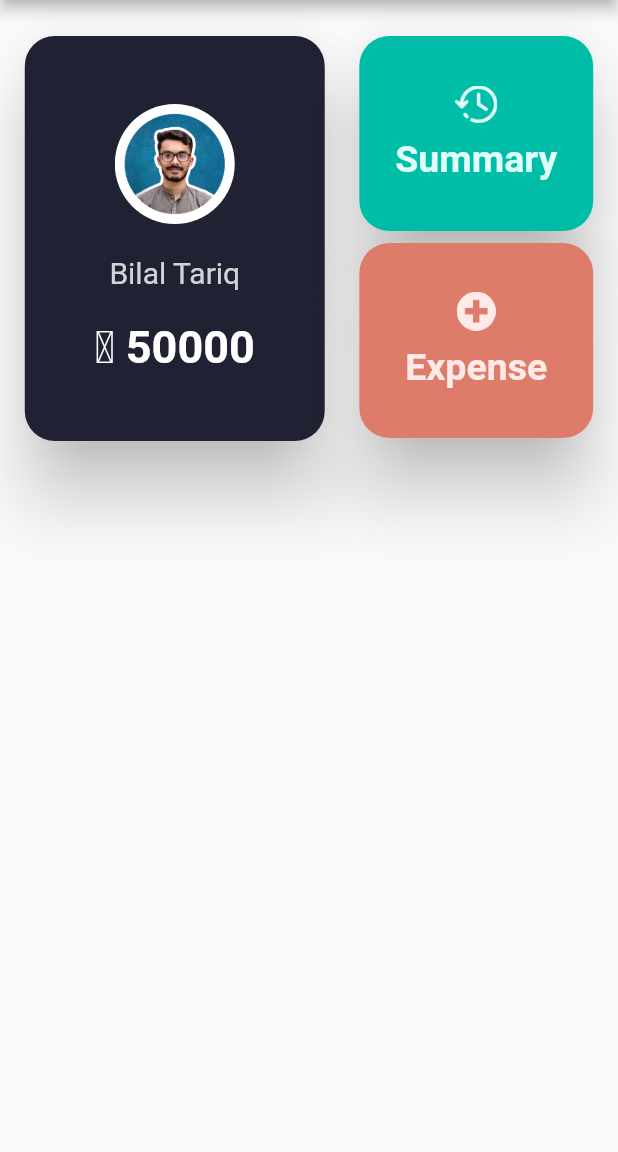
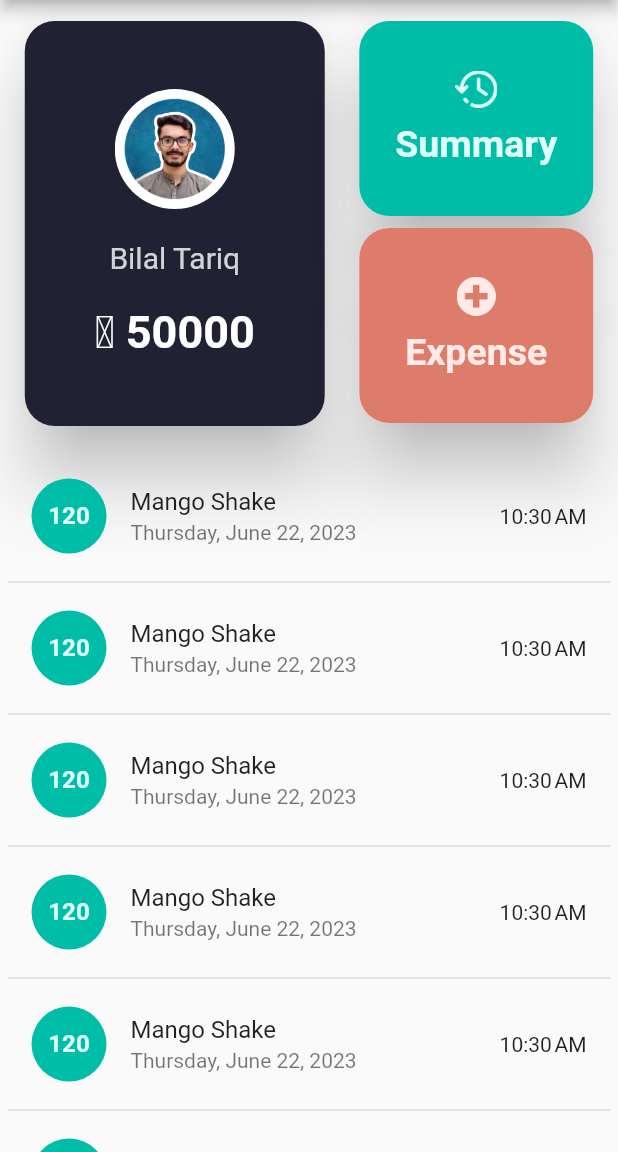
Before and after one commit to bilaltariq360/Monthly_Expenses, a Flutter app: the screen it shows after launch, on a phone screen of 412 x 824 dp, the part 84-1236 px from its top. Run offline on Flutter 3.47's test engine with Material 2 defaults, Android fonts, the phone set to English and light mode, and no system bars; Roboto replaces fonts that are missing (Poppins).

Commit message:
Expense list added

```diff
--- a/monthly_expenses/lib/main.dart
+++ b/monthly_expenses/lib/main.dart
@@ -1,9 +1,9 @@
 import 'package:flutter/material.dart';
-import 'package:flutter/services.dart';
 import './main_card.dart';
 import './income_summary_card.dart';
 import './add_new_expense.dart';
 import './expense.dart';
+import './transaction_list.dart';
 import './expense_inputs.dart';
 
 void main() {
@@ -11,7 +11,14 @@ void main() {
 }
 
 class MyApp extends StatelessWidget {
-  List<Expense> expenseList = [];
+  List<Expense> expenseList = [
+    Expense(
+      expId: '1',
+      expItem: 'Mango Shake',
+      expAmount: 120,
+      expDate: DateTime.now(),
+    ),
+  ];
 
   @override
   Widget build(BuildContext context) {
@@ -47,7 +54,7 @@ class MyApp extends StatelessWidget {
           SliverToBoxAdapter(
             child: Container(
               width: double.infinity,
-              margin: const EdgeInsets.symmetric(vertical: 20, horizontal: 5),
+              margin: const EdgeInsets.symmetric(vertical: 10, horizontal: 5),
               child: Column(
                 children: [
                   Row(
@@ -67,12 +74,57 @@ class MyApp extends StatelessWidget {
                     ],
                   ),
                   //ExpenseInput(),
-                  /*Container(
-                    child: ListTile(
-                      title: Text('Hello'),
-                      subtitle: Text('World'),
-                    ),
-                  )*/
+                  SizedBox(
+                    height: 20,
+                  ),
+                  TransactionList(expenseList),
+                  Divider(
+                    thickness: 1,
+                  ),
+                  TransactionList(expenseList),
+                  Divider(
+                    thickness: 1,
+                  ),
+                  TransactionList(expenseList),
+                  Divider(
+                    thickness: 1,
+                  ),
+                  TransactionList(expenseList),
+                  Divider(
+                    thickness: 1,
+                  ),
+                  TransactionList(expenseList),
+                  Divider(
+                    thickness: 1,
+                  ),
+                  TransactionList(expenseList),
+                  Divider(
+                    thickness: 1,
+                  ),
+                  TransactionList(expenseList),
+                  Divider(
+                    thickness: 1,
+                  ),
+                  TransactionList(expenseList),
+                  Divider(
+                    thickness: 1,
+                  ),
+                  TransactionList(expenseList),
+                  Divider(
+                    thickness: 1,
+                  ),
+                  TransactionList(expenseList),
+                  Divider(
+                    thickness: 1,
+                  ),
+                  TransactionList(expenseList),
+                  Divider(
+                    thickness: 1,
+                  ),
+                  TransactionList(expenseList),
+                  Divider(
+                    thickness: 1,
+                  ),
                 ],
               ),
             ),
--- /dev/null
+++ b/monthly_expenses/lib/transaction_list.dart
@@ -0,0 +1,33 @@
+import 'package:flutter/material.dart';
+import 'package:intl/intl.dart';
+import 'expense.dart';
+
+class TransactionList extends StatelessWidget {
+  List<Expense> expenseList = [];
+
+  TransactionList(this.expenseList);
+
+  @override
+  Widget build(BuildContext context) {
+    return Container(
+      child: ListTile(
+        leading: CircleAvatar(
+          backgroundColor: Color.fromARGB(255, 0, 189, 167),
+          radius: 25,
+          child: Text(
+            expenseList[0].expAmount.toString(),
+            style: TextStyle(
+              color: Color.fromARGB(255, 224, 255, 251),
+              fontWeight: FontWeight.bold,
+            ),
+          ),
+        ),
+        title: Text(expenseList[0].expItem),
+        subtitle: Text(
+          DateFormat.yMMMMEEEEd().format(expenseList[0].expDate),
+        ),
+        trailing: Text(DateFormat.jm().format(expenseList[0].expDate)),
+      ),
+    );
+  }
+}
--- a/monthly_expenses/pubspec.yaml
+++ b/monthly_expenses/pubspec.yaml
@@ -34,6 +34,7 @@ dependencies:
   # The following adds the Cupertino Icons font to your application.
   # Use with the CupertinoIcons class for iOS style icons.
   cupertino_icons: ^1.0.2
+  intl: ^0.17.0
 
 dev_dependencies:
   flutter_test:
```
Also changed, not shown: monthly_expenses/pubspec.lock.
